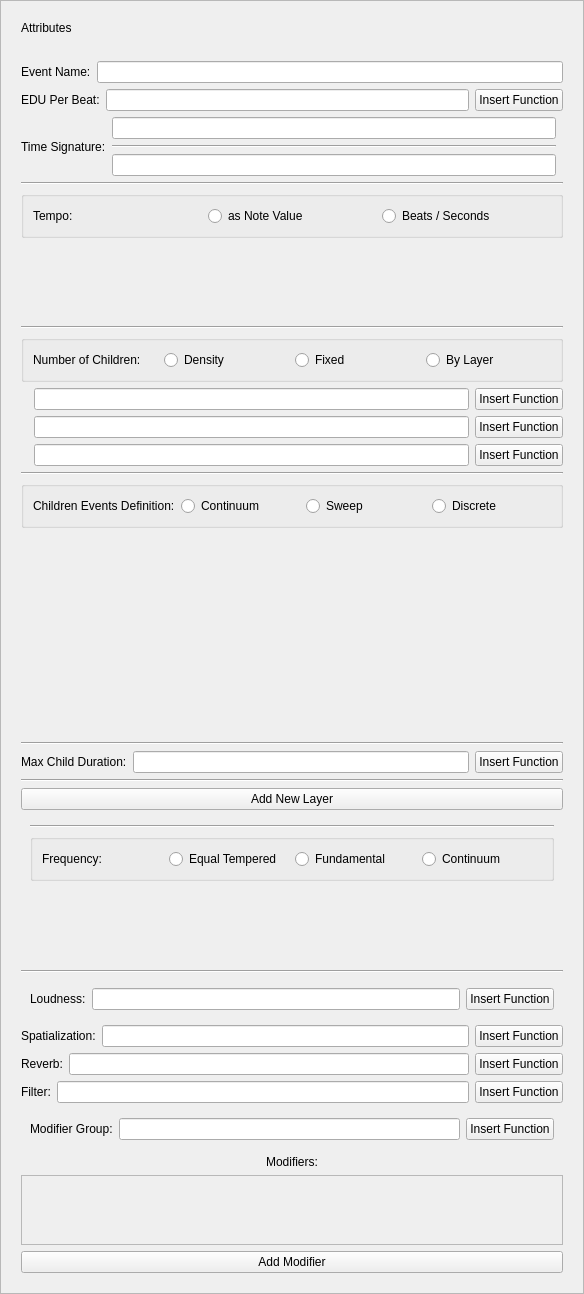
This is LASSIE/src/ui/Attributes.ui in passyur/DISSCO-2.2.0 as Qt 5 draws it before an edit. The edited form follows.
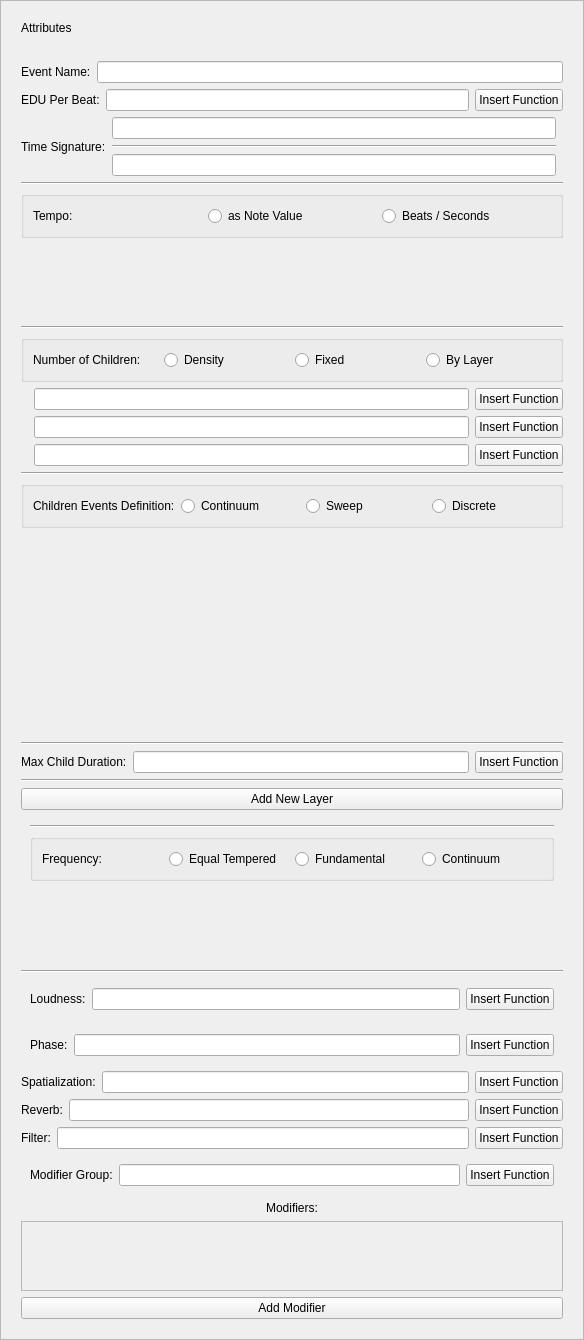
This is the edited form. The open tabs and pages were chosen to show the change.

Commit message: implement phase field for bottom events

What changed in the file:
```diff
--- a/LASSIE/src/ui/Attributes.ui
+++ b/LASSIE/src/ui/Attributes.ui
@@ -824,6 +824,27 @@
                         </layout>
                         </widget>
                         </item>
+                        <item>
+                        <widget class="QWidget" name="phaseContainer">
+                        <layout class="QHBoxLayout" name="phaseLayout">
+                            <item>
+                                <widget class="QLabel" name="phaseLabel">
+                                <property name="text"><string>Phase:</string></property>
+                                </widget>
+                            </item>
+                            <item>
+                                <widget class="QLineEdit" name="phaseEntry"/>
+                            </item>
+                            <item>
+                                <widget class="QPushButton" name="phaseButton">
+                                <property name="text">
+                                    <string>Insert Function</string>
+                                </property>
+                                </widget>
+                            </item>
+                        </layout>
+                        </widget>
+                        </item>
                         <item>
                         <layout class="QHBoxLayout" name="spaLayout">
                             <item>
```
The commit also changes 4 other files.
